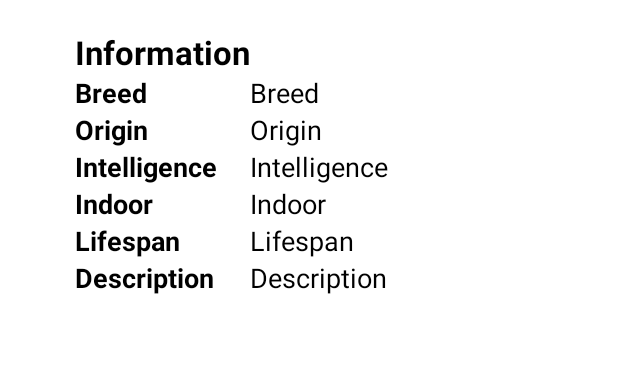
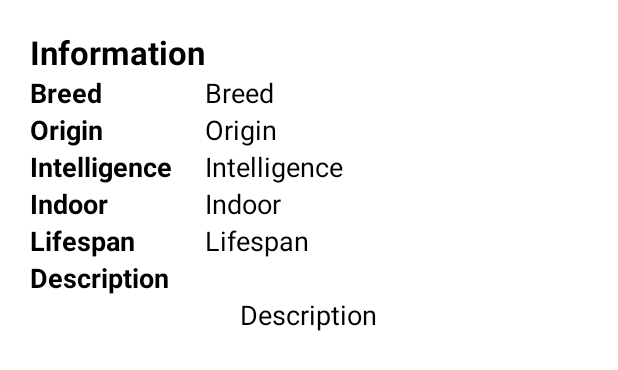
Before and after one commit to kozgot/MobilLablorApp, an Android app: the layout details_content.xml on its own in the app's theme, with its tools: preview values and no code run, on a phone screen of 412 x 824 dp. Shown: the top 370 px of the screen. Run offline under Robolectric (Android 15) with nearby library versions, the phone set to English and light mode, and no system bars.

Commit message:
Implement details view + logic

```diff
--- a/app/src/main/java/com/example/mobillaborapp/MobilLaborAppApplicationComponent.kt
+++ b/app/src/main/java/com/example/mobillaborapp/MobilLaborAppApplicationComponent.kt
@@ -3,6 +3,7 @@ import com.example.mobillaborapp.repository.InteractorModule
 import com.example.mobillaborapp.repository.network.NetworkModule
 import com.example.mobillaborapp.ui.UIModule
 import com.example.mobillaborapp.ui.addpicture.AddPictureActivity
+import com.example.mobillaborapp.ui.picturedetails.PictureDetailsActivity
 import com.example.mobillaborapp.ui.picturelist.ScrollingActivity
 import dagger.Component
 import javax.inject.Singleton
@@ -12,4 +13,5 @@ import javax.inject.Singleton
 interface MobilLaborAppApplicationComponent {
     fun inject(scrollingActivity: ScrollingActivity)
     fun inject(addPictureActivity: AddPictureActivity)
+    fun inject(pictureDetailsActivity: PictureDetailsActivity)
 }
--- a/app/src/main/java/com/example/mobillaborapp/repository/network/NetworkInteractor.kt
+++ b/app/src/main/java/com/example/mobillaborapp/repository/network/NetworkInteractor.kt
@@ -95,12 +95,12 @@ class NetworkInteractor @Inject constructor(private var catApi: CatAPI) {
         val event = DeleteImageEvent()
         try {
             val deleteImageQueryCall =
-                    catApi.getImage(id, XApiKey)
+                    catApi.deleteImage(id, XApiKey)
 
             val response = deleteImageQueryCall.execute()
             Log.d("Response", response.body().toString())
-            if (response.code() != 200) {
-                throw Exception("Result code is not 200")
+            if (response.code() != 204) {
+                throw Exception("Result code is not 204" + response.code())
             }
             event.code = response.code()
             EventBus.getDefault().post(event)
--- a/app/src/main/java/com/example/mobillaborapp/ui/UIModule.kt
+++ b/app/src/main/java/com/example/mobillaborapp/ui/UIModule.kt
@@ -23,7 +23,7 @@ class UIModule(private val context: Context) {
 
     @Provides
     @Singleton
-    fun pictureDetailsPresenter(networkInteractor: NetworkInteractor) = PictureDetailsPresenter(networkInteractor)
+    fun pictureDetailsPresenter(executor: Executor, networkInteractor: NetworkInteractor) = PictureDetailsPresenter(executor, networkInteractor)
 
 
     @Provides
--- a/app/src/main/java/com/example/mobillaborapp/ui/picturedetails/PictureDetailsScreen.kt
+++ b/app/src/main/java/com/example/mobillaborapp/ui/picturedetails/PictureDetailsScreen.kt
@@ -1,4 +1,9 @@
 package com.example.mobillaborapp.ui.picturedetails
 
+import com.example.mobillaborapp.model.Image
+
 interface PictureDetailsScreen {
+    fun showImage(image: Image?)
+    fun navigateToHomePage()
+    fun showError(message: String?)
 }
--- a/app/src/main/res/layout/card_image.xml
+++ b/app/src/main/res/layout/card_image.xml
@@ -30,10 +30,10 @@
 
             <ImageView
                 android:id="@+id/ivImage"
-                android:layout_width="300dp"
+                android:layout_width="match_parent"
                 android:layout_height="300dp"
                 android:layout_margin="10dp"
-                android:scaleType="fitCenter"
+                android:scaleType="centerCrop"
                 android:src="@mipmap/ic_launcher" />
         </LinearLayout>
     </LinearLayout>
--- a/app/src/main/res/layout/details_content.xml
+++ b/app/src/main/res/layout/details_content.xml
@@ -7,15 +7,20 @@
     app:layout_behavior="@string/appbar_scrolling_view_behavior"
     tools:context=".ui.picturedetails.PictureDetailsActivity"
     tools:showIn="@layout/activity_picture_details">
+    <LinearLayout
+        android:layout_width="match_parent"
+        android:layout_height="wrap_content"
+        android:orientation="vertical"
+        android:layout_marginTop="20dp"
+        android:gravity="center_horizontal">
 
     <GridLayout xmlns:android="http://schemas.android.com/apk/res/android"
         android:id="@+id/favorites_grid"
         android:layout_width="match_parent"
-        android:layout_height="match_parent"
+        android:layout_height="wrap_content"
         android:rowCount="8"
-        android:layout_marginLeft="50dp"
-        android:layout_marginRight="50dp"
-        android:layout_marginTop="20dp"
+        android:layout_marginLeft="20dp"
+        android:layout_marginRight="20dp"
         android:columnCount="2"
         android:layout_gravity="center_horizontal">
 
@@ -138,16 +143,18 @@
                 android:textColor="#000000"
                 android:textSize="18sp"
                 android:textStyle="bold" />
+
+    </GridLayout>
     <TextView
-                android:layout_row="6"
-                android:layout_column="1"
         android:id="@+id/tvDescription"
         android:layout_width="wrap_content"
         android:layout_height="wrap_content"
         android:text="@string/description"
         android:textColor="#000000"
         android:textSize="18sp"
+        android:layout_marginLeft="20dp"
+        android:layout_marginRight="20dp"
         android:textStyle="normal" />
-    </GridLayout>
+    </LinearLayout>
 
 </androidx.core.widget.NestedScrollView>
--- a/app/src/main/res/menu/menu_details.xml
+++ b/app/src/main/res/menu/menu_details.xml
@@ -2,7 +2,7 @@
 <menu xmlns:android="http://schemas.android.com/apk/res/android"
     xmlns:tools="http://schemas.android.com/tools"
     xmlns:app="http://schemas.android.com/apk/res-auto"
-    tools:context="com.example.mobillaborapp.ui.picturedetails.PictureDetailsActivity">
+    tools:context=".ui.picturedetails.PictureDetailsActivity">
     <item
         android:id="@+id/action_delete"
         android:orderInCategory="100"
```
Also changed, not shown: app/src/main/java/com/example/mobillaborapp/ui/picturedetails/PictureDetailsActivity.kt (+97 -2 lines), app/src/main/java/com/example/mobillaborapp/ui/picturedetails/PictureDetailsPresenter.kt (+58 -2 lines), app/src/main/res/layout/activity_picture_details.xml (+3 -5 lines). Lines whose indentation alone changed are shown as unchanged.
